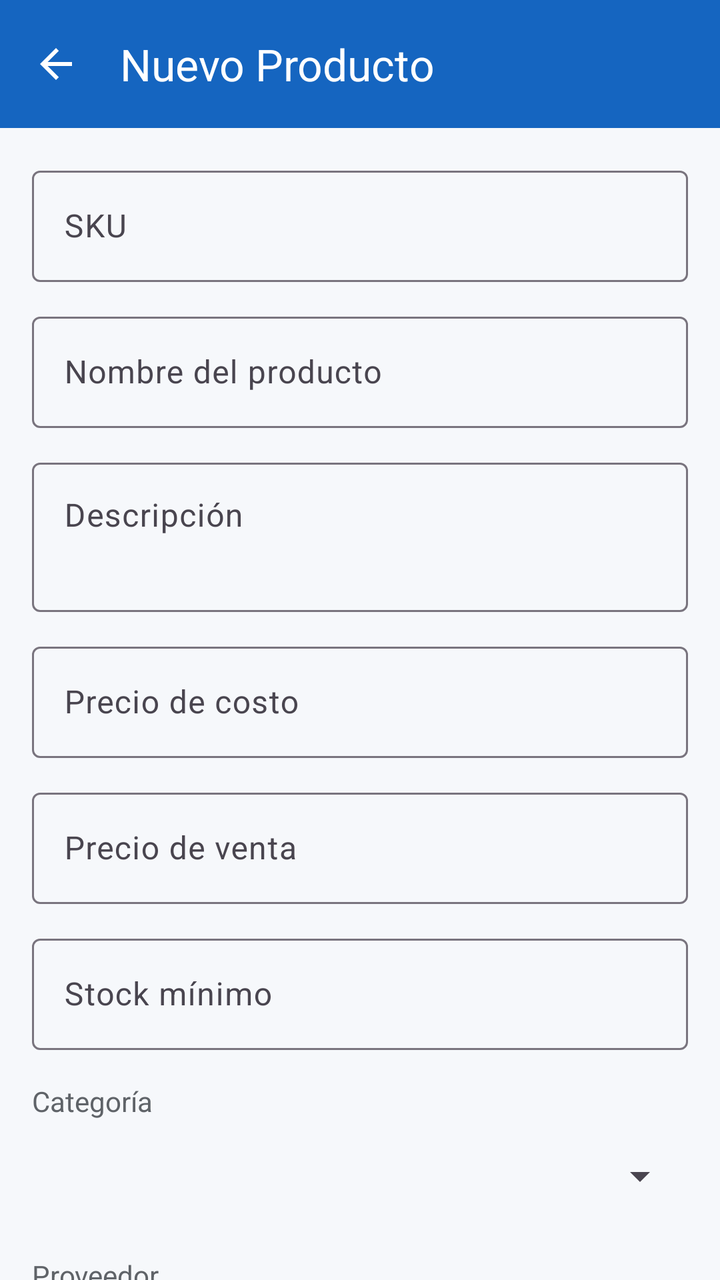
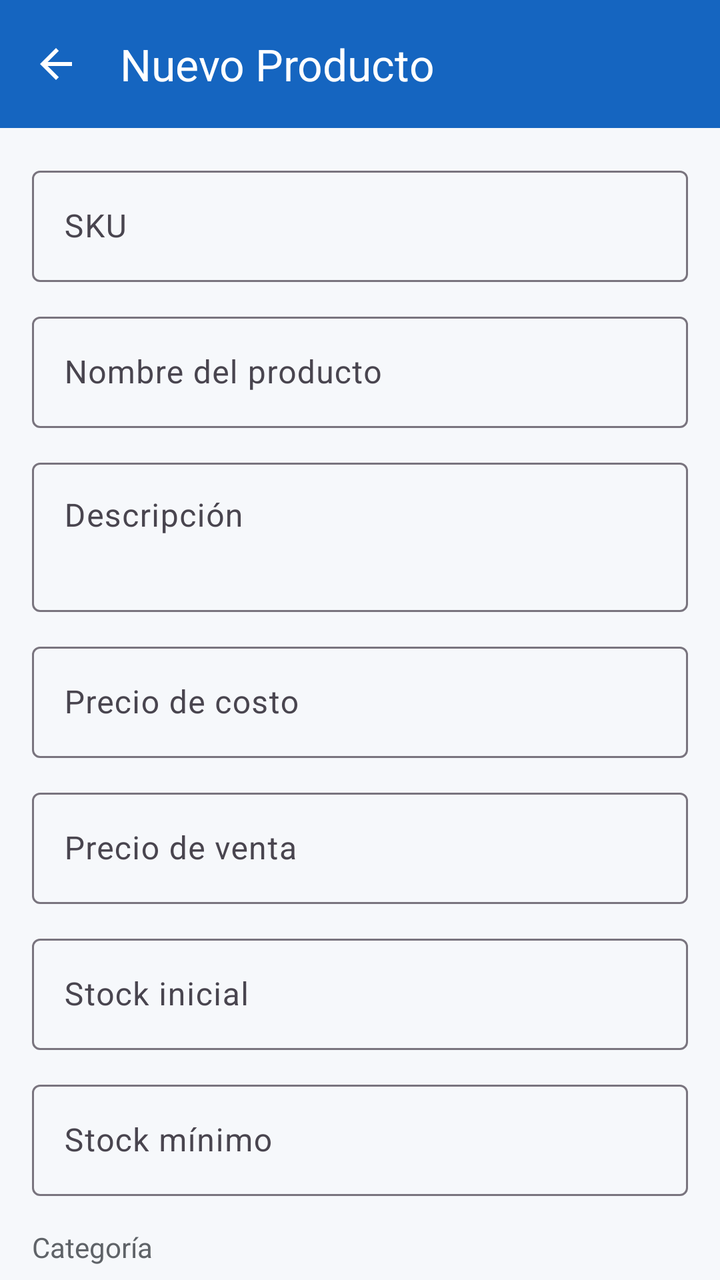

Two renders of the same Android screen: before a commit and after it. Below are the layout's source before the change and the commit's diff.
<!-- AndroidManifest.xml: application theme Theme.SistemaBodegaAppAndroid -->
<!-- res/layout/activity_producto_form.xml -->
<?xml version="1.0" encoding="utf-8"?>
<androidx.constraintlayout.widget.ConstraintLayout
    xmlns:android="http://schemas.android.com/apk/res/android"
    xmlns:app="http://schemas.android.com/apk/res-auto"
    android:id="@+id/rootProductoForm"
    android:layout_width="match_parent"
    android:layout_height="match_parent"
    android:background="@color/background">

    <com.google.android.material.appbar.MaterialToolbar
        android:id="@+id/toolbarProductoForm"
        android:layout_width="0dp"
        android:layout_height="wrap_content"
        android:background="@color/primary"
        app:title="@string/title_producto_nuevo"
        app:titleTextColor="@color/white"
        app:navigationIcon="@drawable/ic_arrow_back"
        app:navigationIconTint="@color/white"
        app:layout_constraintTop_toTopOf="parent"
        app:layout_constraintStart_toStartOf="parent"
        app:layout_constraintEnd_toEndOf="parent"/>

    <androidx.core.widget.NestedScrollView
        android:id="@+id/scrollProductoForm"
        android:layout_width="0dp"
        android:layout_height="0dp"
        android:fillViewport="true"
        app:layout_constraintTop_toBottomOf="@id/toolbarProductoForm"
        app:layout_constraintBottom_toBottomOf="parent"
        app:layout_constraintStart_toStartOf="parent"
        app:layout_constraintEnd_toEndOf="parent">

        <LinearLayout
            android:layout_width="match_parent"
            android:layout_height="wrap_content"
            android:orientation="vertical"
            android:padding="16dp">

            <com.google.android.material.textfield.TextInputLayout
                android:id="@+id/tilSkuProducto"
                style="@style/Widget.Material3.TextInputLayout.OutlinedBox"
                android:layout_width="match_parent"
                android:layout_height="wrap_content"
                android:hint="@string/hint_sku">

                <com.google.android.material.textfield.TextInputEditText
                    android:id="@+id/etSkuProducto"
                    android:layout_width="match_parent"
                    android:layout_height="wrap_content"
                    android:inputType="text"
                    android:maxLines="1"
                    android:textColor="@color/text_primary"
                    android:textColorHint="@color/text_placeholder"/>
            </com.google.android.material.textfield.TextInputLayout>

            <com.google.android.material.textfield.TextInputLayout
                android:id="@+id/tilNombreProducto"
                style="@style/Widget.Material3.TextInputLayout.OutlinedBox"
                android:layout_width="match_parent"
                android:layout_height="wrap_content"
                android:layout_marginTop="12dp"
                android:hint="@string/hint_nombre_producto">

                <com.google.android.material.textfield.TextInputEditText
                    android:id="@+id/etNombreProducto"
                    android:layout_width="match_parent"
                    android:layout_height="wrap_content"
                    android:inputType="text"
                    android:maxLines="1"
                    android:textColor="@color/text_primary"
                    android:textColorHint="@color/text_placeholder"/>
            </com.google.android.material.textfield.TextInputLayout>

            <com.google.android.material.textfield.TextInputLayout
                android:id="@+id/tilDescripcionProducto"
                style="@style/Widget.Material3.TextInputLayout.OutlinedBox"
                android:layout_width="match_parent"
                android:layout_height="wrap_content"
                android:layout_marginTop="12dp"
                android:hint="@string/hint_descripcion_producto">

                <com.google.android.material.textfield.TextInputEditText
                    android:id="@+id/etDescripcionProducto"
                    android:layout_width="match_parent"
                    android:layout_height="wrap_content"
                    android:inputType="textMultiLine"
                    android:minLines="2"
                    android:gravity="top"
                    android:textColor="@color/text_primary"
                    android:textColorHint="@color/text_placeholder"/>
            </com.google.android.material.textfield.TextInputLayout>

            <com.google.android.material.textfield.TextInputLayout
                android:id="@+id/tilPrecioCosto"
                style="@style/Widget.Material3.TextInputLayout.OutlinedBox"
                android:layout_width="match_parent"
                android:layout_height="wrap_content"
                android:layout_marginTop="12dp"
                android:hint="@string/hint_precio_costo">

                <com.google.android.material.textfield.TextInputEditText
                    android:id="@+id/etPrecioCosto"
                    android:layout_width="match_parent"
                    android:layout_height="wrap_content"
                    android:inputType="numberDecimal"
                    android:maxLines="1"
                    android:textColor="@color/text_primary"
                    android:textColorHint="@color/text_placeholder"/>
            </com.google.android.material.textfield.TextInputLayout>

            <com.google.android.material.textfield.TextInputLayout
                android:id="@+id/tilPrecioVenta"
                style="@style/Widget.Material3.TextInputLayout.OutlinedBox"
                android:layout_width="match_parent"
                android:layout_height="wrap_content"
                android:layout_marginTop="12dp"
                android:hint="@string/hint_precio_venta">

                <com.google.android.material.textfield.TextInputEditText
                    android:id="@+id/etPrecioVenta"
                    android:layout_width="match_parent"
                    android:layout_height="wrap_content"
                    android:inputType="numberDecimal"
                    android:maxLines="1"
                    android:textColor="@color/text_primary"
                    android:textColorHint="@color/text_placeholder"/>
            </com.google.android.material.textfield.TextInputLayout>

            <com.google.android.material.textfield.TextInputLayout
                android:id="@+id/tilStockMinimo"
                style="@style/Widget.Material3.TextInputLayout.OutlinedBox"
                android:layout_width="match_parent"
                android:layout_height="wrap_content"
                android:layout_marginTop="12dp"
                android:hint="@string/hint_stock_minimo">

                <com.google.android.material.textfield.TextInputEditText
                    android:id="@+id/etStockMinimo"
                    android:layout_width="match_parent"
                    android:layout_height="wrap_content"
                    android:inputType="number"
                    android:maxLines="1"
                    android:textColor="@color/text_primary"
                    android:textColorHint="@color/text_placeholder"/>
            </com.google.android.material.textfield.TextInputLayout>

            <TextView
                android:id="@+id/tvLabelCategoria"
                android:layout_width="match_parent"
                android:layout_height="wrap_content"
                android:layout_marginTop="16dp"
                android:text="@string/hint_categoria"
                android:textSize="14sp"
                android:textColor="@color/text_secondary"/>

            <Spinner
                android:id="@+id/spinnerCategoria"
                android:layout_width="match_parent"
                android:layout_height="48dp"
                android:layout_marginTop="4dp"/>

            <TextView
                android:id="@+id/tvLabelProveedor"
                android:layout_width="match_parent"
                android:layout_height="wrap_content"
                android:layout_marginTop="16dp"
                android:text="@string/hint_proveedor"
                android:textSize="14sp"
                android:textColor="@color/text_secondary"/>

            <Spinner
                android:id="@+id/spinnerProveedor"
                android:layout_width="match_parent"
                android:layout_height="48dp"
                android:layout_marginTop="4dp"/>

            <LinearLayout
                android:id="@+id/layoutMovimientos"
                android:layout_width="match_parent"
                android:layout_height="wrap_content"
                android:layout_marginTop="20dp"
                android:orientation="vertical"
                android:visibility="gone"
                android:background="@color/surface"
                android:padding="16dp">

                <TextView
                    android:id="@+id/tvTituloMovimientos"
                    android:layout_width="match_parent"
                    android:layout_height="wrap_content"
                    android:text="@string/section_movimientos"
                    android:textSize="15sp"
                    android:textStyle="bold"
                    android:textColor="@color/primary"/>

                <TextView
                    android:id="@+id/tvStockActual"
                    android:layout_width="match_parent"
                    android:layout_height="wrap_content"
                    android:layout_marginTop="6dp"
                    android:textSize="15sp"
                    android:textColor="@color/text_primary"/>

                <TextView
                    android:id="@+id/tvHistorialMovimientos"
                    android:layout_width="match_parent"
                    android:layout_height="wrap_content"
                    android:layout_marginTop="8dp"
                    android:textSize="13sp"
                    android:textColor="@color/text_secondary"/>

                <com.google.android.material.button.MaterialButton
                    android:id="@+id/btnRegistrarMovimiento"
                    style="@style/Widget.Material3.Button.OutlinedButton"
                    android:layout_width="match_parent"
                    android:layout_height="wrap_content"
                    android:layout_marginTop="12dp"
                    android:text="@string/btn_registrar_movimiento"
                    android:textSize="14sp"
                    android:textColor="@color/primary"
                    app:strokeColor="@color/primary"
                    app:cornerRadius="8dp"/>
            </LinearLayout>

            <com.google.android.material.button.MaterialButton
                android:id="@+id/btnGuardarProducto"
                style="@style/Widget.Material3.Button"
                android:layout_width="match_parent"
                android:layout_height="56dp"
                android:layout_marginTop="20dp"
                android:layout_marginBottom="8dp"
                android:text="@string/btn_guardar_producto"
                android:textSize="15sp"
                android:textColor="@color/white"
                android:backgroundTint="@color/primary"
                app:cornerRadius="8dp"/>

        </LinearLayout>
    </androidx.core.widget.NestedScrollView>

</androidx.constraintlayout.widget.ConstraintLayout>
<!-- resources referenced by this layout -->
<resources>
  <color name="background">#F6F8FB</color>
  <color name="primary">#1565C0</color>
  <color name="surface">#FFFFFF</color>
  <color name="text_placeholder">#9AA0A6</color>
  <color name="text_primary">#1A1C1E</color>
  <color name="text_secondary">#5F6368</color>
  <color name="white">#FFFFFFFF</color>
  <!-- drawable ic_arrow_back (drawable) -->
  <?xml version="1.0" encoding="utf-8"?>
  <vector xmlns:android="http://schemas.android.com/apk/res/android"
      android:width="24dp"
      android:height="24dp"
      android:viewportWidth="24"
      android:viewportHeight="24"
      android:tint="@color/white">
      <path
          android:fillColor="@android:color/white"
          android:pathData="M20,11H7.83l5.59,-5.59L12,4l-8,8 8,8 1.41,-1.41L7.83,13H20v-2z" />
  </vector>
  <string name="btn_guardar_producto">Guardar producto</string>
  <string name="btn_registrar_movimiento">Registrar movimiento</string>
  <string name="hint_categoria">Categoría</string>
  <string name="hint_descripcion_producto">Descripción</string>
  <string name="hint_nombre_producto">Nombre del producto</string>
  <string name="hint_precio_costo">Precio de costo</string>
  <string name="hint_precio_venta">Precio de venta</string>
  <string name="hint_proveedor">Proveedor</string>
  <string name="hint_sku">SKU</string>
  <string name="hint_stock_minimo">Stock mínimo</string>
  <string name="section_movimientos">Movimientos de stock</string>
  <string name="title_producto_nuevo">Nuevo Producto</string>
  <style name="Theme.SistemaBodegaAppAndroid" parent="Base.Theme.SistemaBodegaAppAndroid" />
  <style name="Base.Theme.SistemaBodegaAppAndroid" parent="Theme.Material3.DayNight.NoActionBar">
          <item name="colorPrimary">@color/primary</item>
          <item name="colorOnPrimary">@color/white</item>
          <item name="colorPrimaryContainer">@color/primary_container</item>
          <item name="colorSecondary">@color/accent</item>
          <item name="colorSurface">@color/surface</item>
          <item name="android:colorBackground">@color/background</item>
          <item name="android:statusBarColor">@color/primary_dark</item>
          <item name="android:navigationBarColor">@color/background</item>
      </style>
  <color name="primary_container">#B3DEFF</color>
  <color name="accent">#E76E1A</color>
  <color name="primary_dark">#1457AC</color>
</resources>

<!-- the commit's change to res/layout/activity_producto_form.xml (unified diff, before → after) -->
@@ -127,6 +127,22 @@
             </com.google.android.material.textfield.TextInputLayout>
 
             <com.google.android.material.textfield.TextInputLayout
+                android:id="@+id/tilStockInicial"
+                style="@style/Widget.Material3.TextInputLayout.OutlinedBox"
+                android:layout_width="match_parent"
+                android:layout_height="wrap_content"
+                android:layout_marginTop="12dp"
+                android:hint="@string/hint_stock_inicial">
+
+                <com.google.android.material.textfield.TextInputEditText
+                    android:id="@+id/etStockInicial"
+                    android:layout_width="match_parent"
+                    android:layout_height="wrap_content"
+                    android:inputType="number"
+                    android:maxLength="6" />
+            </com.google.android.material.textfield.TextInputLayout>
+
+            <com.google.android.material.textfield.TextInputLayout
                 android:id="@+id/tilStockMinimo"
                 style="@style/Widget.Material3.TextInputLayout.OutlinedBox"
                 android:layout_width="match_parent"
<!-- resource entries referenced after the edit -->
@@ -28,6 +28,7 @@
   <string name="hint_precio_venta">Precio de venta</string>
   <string name="hint_proveedor">Proveedor</string>
   <string name="hint_sku">SKU</string>
+  <string name="hint_stock_inicial">Stock inicial</string>
   <string name="hint_stock_minimo">Stock mínimo</string>
   <string name="section_movimientos">Movimientos de stock</string>
   <string name="title_producto_nuevo">Nuevo Producto</string>
